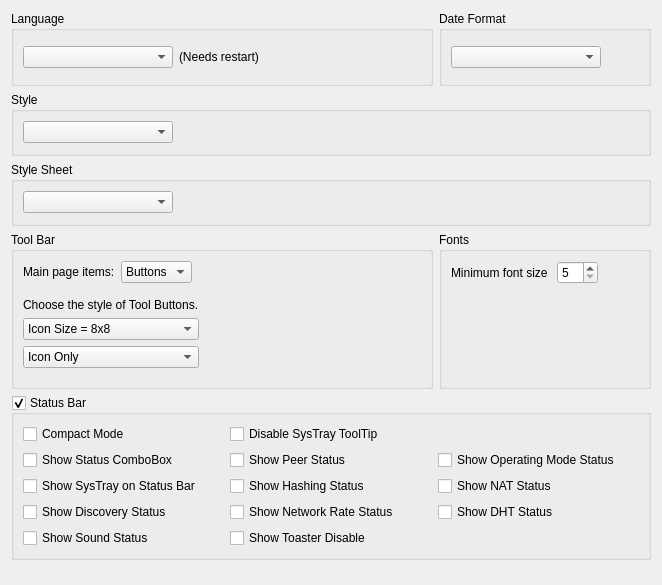
The window that retroshare-gui/src/gui/settings/AppearancePage.ui (RetroShare/RetroShare) describes before a commit, drawn with Qt 5.
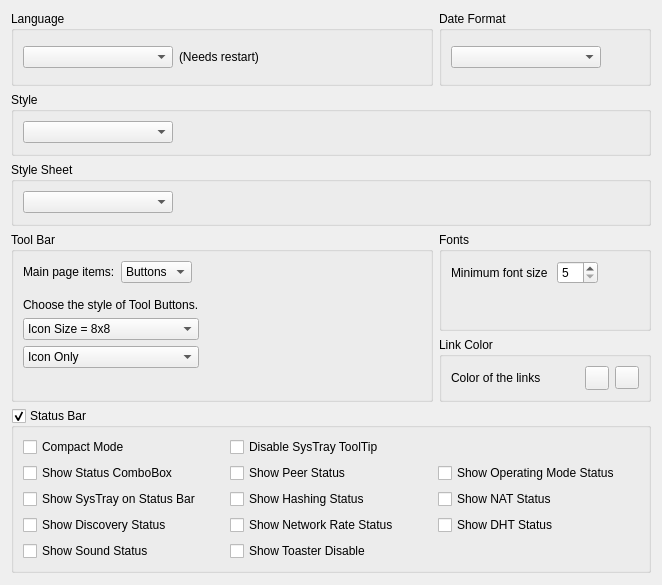
The same window after the commit. Icons and pictures are not drawn. Custom widgets are drawn as their Qt base class.

Commit message: Added colored links feature

```diff
--- a/retroshare-gui/src/gui/settings/AppearancePage.ui
+++ b/retroshare-gui/src/gui/settings/AppearancePage.ui
@@ -109,7 +109,7 @@
     </widget>
    </item>
 
-   <item row="3" column="0">
+   <item row="3" column="0" rowspan="2">
     <widget class="QGroupBox" name="grpToolBar">
      <property name="minimumSize">
       <size>
@@ -336,7 +336,62 @@
      </layout>
     </widget>
    </item>
-   <item row="4" column="0" colspan="2">
+   <item row="4" column="1">
+    <widget class="QGroupBox" name="groupBox">
+     <property name="title">
+      <string>Link Color</string>
+     </property>
+     <layout class="QHBoxLayout" name="horizontalLayout_17">
+      <item>
+       <widget class="QLabel" name="label_10">
+        <property name="sizePolicy">
+         <sizepolicy hsizetype="Expanding" vsizetype="Preferred">
+          <horstretch>0</horstretch>
+          <verstretch>0</verstretch>
+         </sizepolicy>
+        </property>
+        <property name="text">
+         <string>Color of the links</string>
+        </property>
+       </widget>
+      </item>
+      <item>
+       <widget class="QPushButton" name="linkColorButton">
+        <property name="minimumSize">
+         <size>
+          <width>24</width>
+          <height>24</height>
+         </size>
+        </property>
+        <property name="maximumSize">
+         <size>
+          <width>24</width>
+          <height>24</height>
+         </size>
+        </property>
+        <property name="toolTip">
+         <string>Set link color</string>
+        </property>
+        <property name="text">
+         <string/>
+        </property>
+       </widget>
+      </item>
+      <item>
+       <widget class="QToolButton" name="resetButton">
+        <property name="toolTip">
+         <string>Reset to default color</string>
+        </property>
+        <property name="icon">
+         <iconset resource="../icons.qrc">
+          <normaloff>:/icons/textedit/undo.png</normaloff>:/icons/textedit/undo.png</iconset>
+        </property>
+       </widget>
+      </item>
+     </layout>
+    </widget>
+   </item>
+   <item row="5" column="0" colspan="2">
     <widget class="QGroupBox" name="grpStatus">
      <property name="title">
       <string>Status Bar</string>
@@ -445,7 +500,7 @@
      </layout>
     </widget>
    </item>
-   <item row="5" column="0" colspan="2">
+   <item row="6" column="0" colspan="2">
     <spacer name="AppearancePageVSpacer">
      <property name="orientation">
       <enum>Qt::Vertical</enum>
```
Left out of the diff: 4 changed lines with no effect on the pictures. The commit also changes 13 other files.
